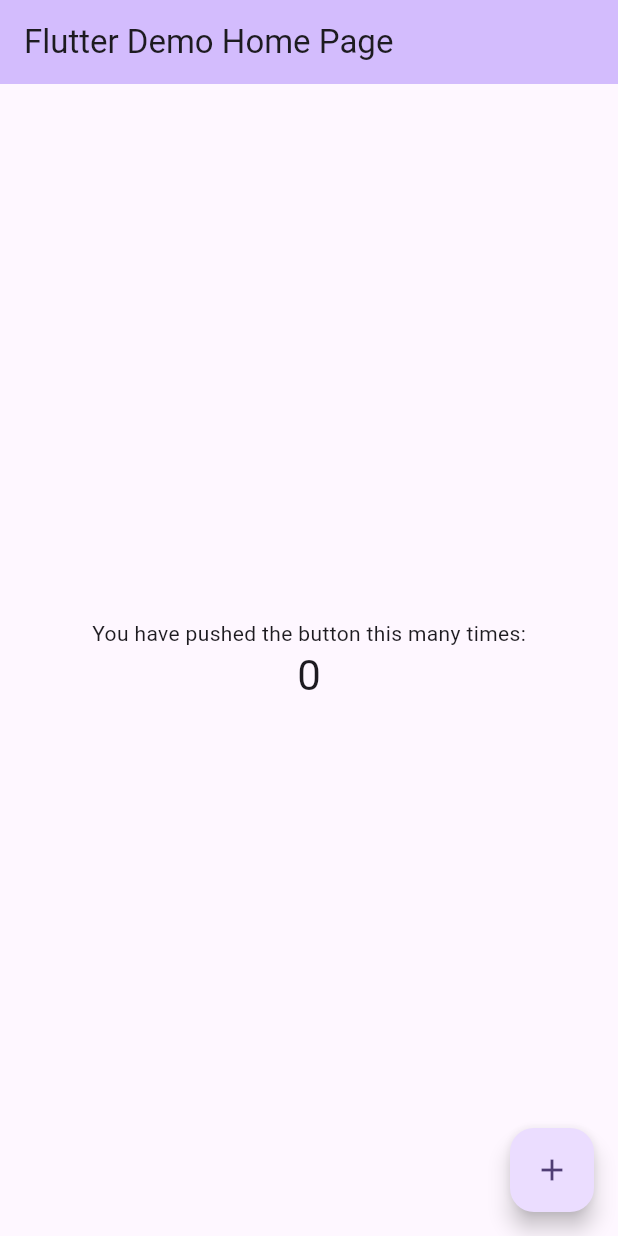
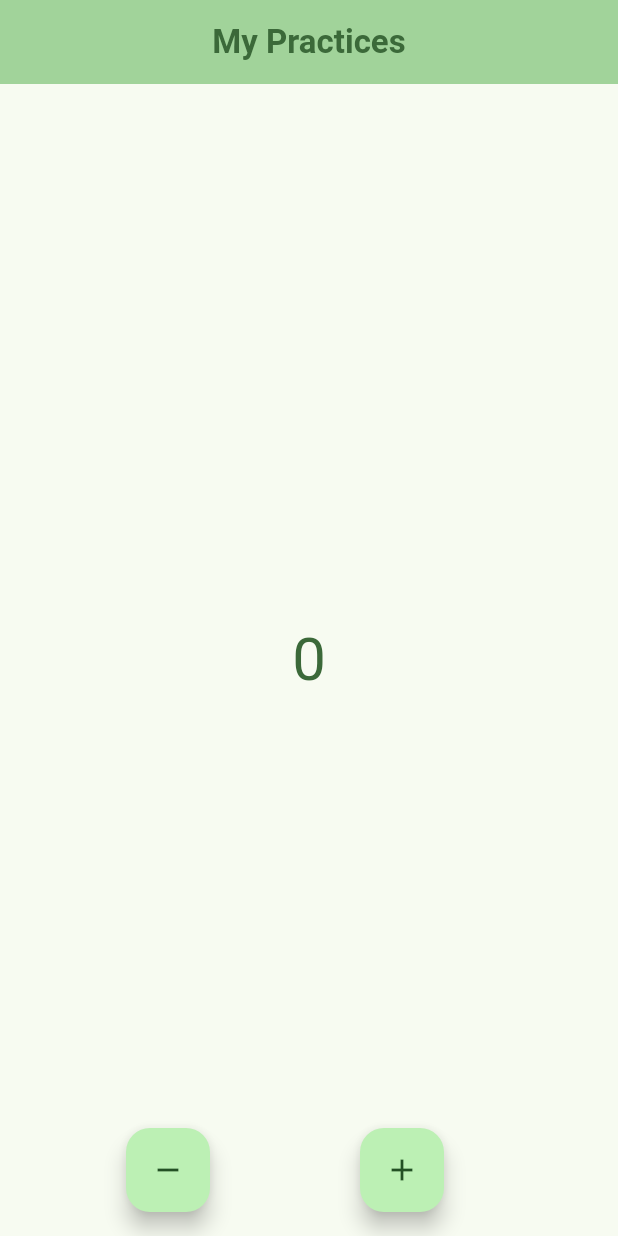
Before and after one commit to jakir-hossain123/SleepNote, a Flutter app: the screen it shows after launch, on a phone screen of 412 x 824 dp. Run offline on Flutter 3.47's test engine with Material 3 defaults, Android fonts, the phone set to English and light mode, and no system bars.

Commit message:
counter app practiced

```diff
--- /dev/null
+++ b/lib/home_page.dart
@@ -0,0 +1,56 @@
+import 'package:flutter/material.dart';
+
+class HomePage extends StatefulWidget {
+  const HomePage({super.key});
+
+  @override
+  State<HomePage> createState() => _HomePageState();
+}
+
+class _HomePageState extends State<HomePage> {
+  int _value =0;
+
+  @override
+  Widget build(BuildContext context) {
+    return Scaffold(
+      appBar: AppBar(
+        backgroundColor:Theme.of(context).colorScheme.inversePrimary,
+        foregroundColor: Theme.of(context).colorScheme.primary,
+        title: Text(
+          "My Practices",style:
+        TextStyle(
+            fontWeight: FontWeight.bold
+        ),
+        ),
+        centerTitle: true,
+      ),
+
+      body: Center(
+        child: Text(_value.toString(),style:  TextStyle(
+          fontSize: 40,
+          color: Theme.of(context).primaryColor
+        ),),
+      ),
+      floatingActionButton: Row(mainAxisAlignment: MainAxisAlignment.spaceEvenly,
+        children: [
+          FloatingActionButton(
+            onPressed: (){
+              setState(() {
+                _value= _value-1;
+              });
+            },
+            child: Icon(Icons.remove),
+          ),
+        FloatingActionButton(
+          onPressed: (){
+            setState(() {
+              _value++;
+            });
+          },
+          child: Icon(Icons.add),
+        ),
+      ],)
+
+    );
+  }
+}
--- a/lib/main.dart
+++ b/lib/main.dart
@@ -1,122 +1,21 @@
 import 'package:flutter/material.dart';
+import 'package:sleep_note/home_page.dart';
 
-void main() {
-  runApp(const MyApp());
+void main (){
+  runApp(MyApp());
 }
 
 class MyApp extends StatelessWidget {
   const MyApp({super.key});
 
-  // This widget is the root of your application.
   @override
   Widget build(BuildContext context) {
     return MaterialApp(
-      title: 'Flutter Demo',
+      title: 'Flutter Practice',
       theme: ThemeData(
-        // This is the theme of your application.
-        //
-        // TRY THIS: Try running your application with "flutter run". You'll see
-        // the application has a purple toolbar. Then, without quitting the app,
-        // try changing the seedColor in the colorScheme below to Colors.green
-        // and then invoke "hot reload" (save your changes or press the "hot
-        // reload" button in a Flutter-supported IDE, or press "r" if you used
-        // the command line to start the app).
-        //
-        // Notice that the counter didn't reset back to zero; the application
-        // state is not lost during the reload. To reset the state, use hot
-        // restart instead.
-        //
-        // This works for code too, not just values: Most code changes can be
-        // tested with just a hot reload.
-        colorScheme: .fromSeed(seedColor: Colors.deepPurple),
+        colorScheme: ColorScheme.fromSeed(seedColor:Colors.green)
       ),
-      home: const MyHomePage(title: 'Flutter Demo Home Page'),
+      home: HomePage(),
     );
   }
 }
-
-class MyHomePage extends StatefulWidget {
-  const MyHomePage({super.key, required this.title});
-
-  // This widget is the home page of your application. It is stateful, meaning
-  // that it has a State object (defined below) that contains fields that affect
-  // how it looks.
-
-  // This class is the configuration for the state. It holds the values (in this
-  // case the title) provided by the parent (in this case the App widget) and
-  // used by the build method of the State. Fields in a Widget subclass are
-  // always marked "final".
-
-  final String title;
-
-  @override
-  State<MyHomePage> createState() => _MyHomePageState();
-}
-
-class _MyHomePageState extends State<MyHomePage> {
-  int _counter = 0;
-
-  void _incrementCounter() {
-    setState(() {
-      // This call to setState tells the Flutter framework that something has
-      // changed in this State, which causes it to rerun the build method below
-      // so that the display can reflect the updated values. If we changed
-      // _counter without calling setState(), then the build method would not be
-      // called again, and so nothing would appear to happen.
-      _counter++;
-    });
-  }
-
-  @override
-  Widget build(BuildContext context) {
-    // This method is rerun every time setState is called, for instance as done
-    // by the _incrementCounter method above.
-    //
-    // The Flutter framework has been optimized to make rerunning build methods
-    // fast, so that you can just rebuild anything that needs updating rather
-    // than having to individually change instances of widgets.
-    return Scaffold(
-      appBar: AppBar(
-        // TRY THIS: Try changing the color here to a specific color (to
-        // Colors.amber, perhaps?) and trigger a hot reload to see the AppBar
-        // change color while the other colors stay the same.
-        backgroundColor: Theme.of(context).colorScheme.inversePrimary,
-        // Here we take the value from the MyHomePage object that was created by
-        // the App.build method, and use it to set our appbar title.
-        title: Text(widget.title),
-      ),
-      body: Center(
-        // Center is a layout widget. It takes a single child and positions it
-        // in the middle of the parent.
-        child: Column(
-          // Column is also a layout widget. It takes a list of children and
-          // arranges them vertically. By default, it sizes itself to fit its
-          // children horizontally, and tries to be as tall as its parent.
-          //
-          // Column has various properties to control how it sizes itself and
-          // how it positions its children. Here we use mainAxisAlignment to
-          // center the children vertically; the main axis here is the vertical
-          // axis because Columns are vertical (the cross axis would be
-          // horizontal).
-          //
-          // TRY THIS: Invoke "debug painting" (choose the "Toggle Debug Paint"
-          // action in the IDE, or press "p" in the console), to see the
-          // wireframe for each widget.
-          mainAxisAlignment: .center,
-          children: [
-            const Text('You have pushed the button this many times:'),
-            Text(
-              '$_counter',
-              style: Theme.of(context).textTheme.headlineMedium,
-            ),
-          ],
-        ),
-      ),
-      floatingActionButton: FloatingActionButton(
-        onPressed: _incrementCounter,
-        tooltip: 'Increment',
-        child: const Icon(Icons.add),
-      ),
-    );
-  }
-}
--- a/pubspec.yaml
+++ b/pubspec.yaml
@@ -34,6 +34,12 @@ dependencies:
   # The following adds the Cupertino Icons font to your application.
   # Use with the CupertinoIcons class for iOS style icons.
   cupertino_icons: ^1.0.8
+  sqflite: ^2.4.2
+  path: ^1.9.1
+  provider: ^6.1.5+1
+  intl: ^0.20.2
+  fl_chart: ^1.1.1
+  flutter_local_notifications: ^19.5.0
 
 dev_dependencies:
   flutter_test:
```
Also changed, not shown: lib/data/model/sleep_entry_model.dart (+35 -0 lines), pubspec.lock, 1 other file.
